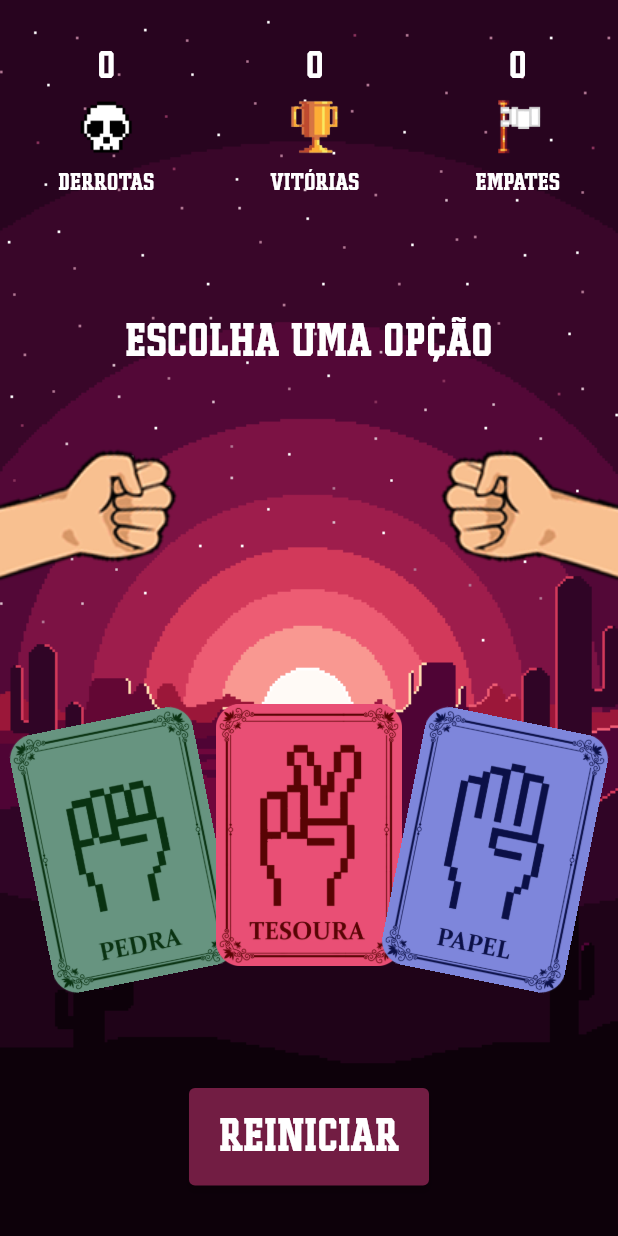
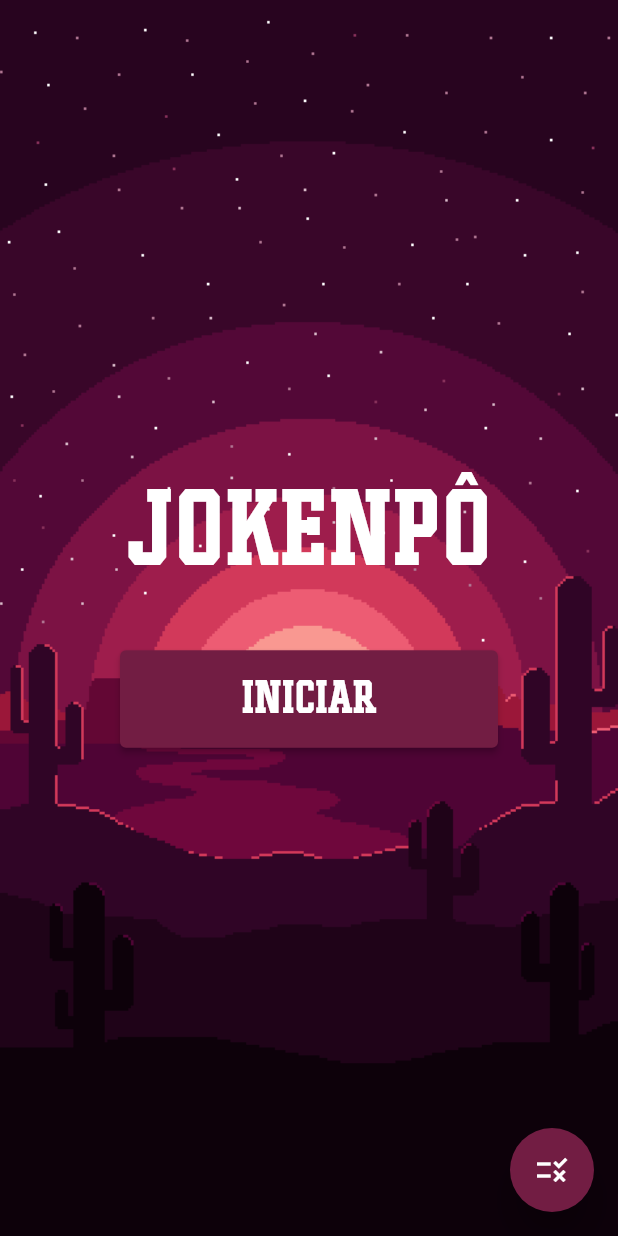
Before and after one commit to ed-morais/flutter_jokenpo, a Flutter app: the JokenpoGame screen opened directly, after a tap on "REINICIAR", on a phone screen of 412 x 824 dp. Run offline on Flutter 3.47's test engine with Material 2 defaults, Android fonts, the phone set to English and light mode, and no system bars; our stand-ins replace audioplayers.

Commit message:
home page implementation

```diff
--- /dev/null
+++ b/lib/constants/rules.dart
@@ -0,0 +1,10 @@
+class Rules {
+  static const Map<int, String> rules = {
+    1: 'Jokenpô é um jogo em que as pessoas jogam com as mãos',
+    2: 'As escolhas são entre pedra, papel e tesoura.',
+    3: 'A tesoura corta o papel, mas quebra com a pedra',
+    4: 'O papel embrulha a pedra, mas é cortado pela tesoura',
+    5: 'A pedra quebra a tesoura e é embrulhada pelo papel.',
+    6: 'Os jogadores não podem repetir o mesmo movimento duas vezes consecutivas'
+  };
+}
--- a/lib/main.dart
+++ b/lib/main.dart
@@ -1,6 +1,7 @@
 import 'package:flutter/material.dart';
 
-import 'app/jokenpo_game.dart';
+import 'pages/home_page.dart';
+// import 'pages/jokenpo_game.dart';
 
 void main() {
   runApp(const MyApp());
@@ -17,7 +18,7 @@ class MyApp extends StatelessWidget {
       //   useMaterial3: true,
       // ),
       title: 'JOKENPO',
-      home: JokenpoGame(),
+      home: HomePage(),
     );
   }
 }
--- /dev/null
+++ b/lib/pages/home_page.dart
@@ -0,0 +1,111 @@
+import 'package:flutter/material.dart';
+
+import '../constants/const.dart';
+import '../constants/rules.dart';
+import '../widgets/button.dart';
+import 'jokenpo_game.dart';
+
+class HomePage extends StatelessWidget {
+  const HomePage({super.key});
+
+  @override
+  Widget build(BuildContext context) {
+    return Scaffold(
+      floatingActionButton: FloatingActionButton(
+        elevation: 10,
+        backgroundColor: const Color(0xff721d43),
+        child: const Icon(Icons.rule),
+        onPressed: () {
+          showDialog(
+            context: context,
+            builder: (context) {
+              List<Widget> ruleWidgets = [];
+
+              Rules.rules.forEach((key, value) {
+                ruleWidgets.add(
+                  ListTile(
+                    title: Text(
+                      'Regra $key:',
+                      style: kScoreDescriptionTextStyle.copyWith(
+                          color: Colors.black),
+                    ),
+                    subtitle: Text(
+                      value,
+                      style: kScoreDescriptionTextStyle.copyWith(
+                        fontSize: 12,
+                        color: Colors.black,
+                      ),
+                    ),
+                  ),
+                );
+              });
+
+              return AlertDialog(
+                title: Text(
+                  'REGRAS',
+                  textAlign: TextAlign.center,
+                  style:
+                      kScoreDescriptionTextStyle.copyWith(color: Colors.black),
+                ),
+                content: Column(
+                  crossAxisAlignment: CrossAxisAlignment.start,
+                  children: ruleWidgets,
+                ),
+                actions: <Widget>[
+                  TextButton(
+                    onPressed: () => Navigator.pop(context, 'OK'),
+                    child: const Text(
+                      'OK',
+                      style: TextStyle(color: Color(0xff721d43)),
+                    ),
+                  ),
+                ],
+              );
+            },
+          );
+        },
+      ),
+      body: Stack(
+        children: [
+          Container(
+            decoration: const BoxDecoration(
+              image: DecorationImage(
+                image: AssetImage("assets/images/background.png"),
+                fit: BoxFit.cover,
+              ),
+            ),
+          ),
+          Center(
+            child: Column(
+              mainAxisAlignment: MainAxisAlignment.center,
+              children: [
+                Text(
+                  'JOKENPÔ',
+                  style: kPlayerLarge.copyWith(
+                    // #e94f75
+                    // #679480
+                    fontSize: 70,
+                  ),
+                ),
+                const SizedBox(
+                  height: 50,
+                ),
+                Button(
+                  text: 'INICIAR',
+                  onPressed: () {
+                    Navigator.push(
+                      context,
+                      MaterialPageRoute(
+                        builder: (context) => const JokenpoGame(),
+                      ),
+                    );
+                  },
+                ),
+              ],
+            ),
+          )
+        ],
+      ),
+    );
+  }
+}
--- a/lib/app/jokenpo_game.dart
+++ b/lib/pages/jokenpo_game.dart
@@ -18,8 +18,8 @@ class JokenpoGame extends StatefulWidget {
 }
 
 class _JokenpoGameState extends State<JokenpoGame> {
-  String _imgComputer = "assets/images/handRock_left.png";
-  String _imgMoveUser = "assets/images/handRock_right.png";
+  String _imgMoveUser = "assets/images/handRock_left.png";
+  String _imgComputer = "assets/images/handRock_right.png";
   String cardPaper = kcardPaperPath;
   String cardRock = kcardRockPath;
   String cardScissors = kcardScissorsPath;
@@ -46,7 +46,7 @@ class _JokenpoGameState extends State<JokenpoGame> {
     switch (userMove) {
       case "pedra":
         setState(() {
-          _imgMoveUser = "assets/images/handRock_right.png";
+          _imgMoveUser = "assets/images/handRock_left.png";
           cardRock = kcardRockBlockedPath;
           cardPaper = kcardPaperPath;
           cardScissors = kcardScissorsPath;
@@ -54,7 +54,7 @@ class _JokenpoGameState extends State<JokenpoGame> {
         break;
       case "papel":
         setState(() {
-          _imgMoveUser = "assets/images/handPaper_right.png";
+          _imgMoveUser = "assets/images/handPaper_left.png";
           cardRock = kcardRockPath;
           cardPaper = kcardPaperBlockedPath;
           cardScissors = kcardScissorsPath;
@@ -62,30 +62,33 @@ class _JokenpoGameState extends State<JokenpoGame> {
         break;
       case "tesoura":
         setState(() {
-          _imgMoveUser = "assets/images/handScissors_right.png";
+          _imgMoveUser = "assets/images/handScissors_left.png";
           cardRock = kcardRockPath;
           cardPaper = kcardPaperPath;
           cardScissors = kcardScissorsBlockedPath;
         });
     }
     int number = Random().nextInt(3);
+    // while (number == 2) {
+    //   number = Random().nextInt(3);
+    // }
 
     var computerMove = moves[number];
 
     switch (computerMove) {
       case "pedra":
         setState(() {
-          _imgComputer = "assets/images/handRock_left.png";
+          _imgComputer = "assets/images/handRock_right.png";
         });
         break;
       case "papel":
         setState(() {
-          _imgComputer = "assets/images/handPaper_left.png";
+          _imgComputer = "assets/images/handPaper_right.png";
         });
         break;
       case "tesoura":
         setState(() {
-          _imgComputer = "assets/images/handScissors_left.png";
+          _imgComputer = "assets/images/handScissors_right.png";
         });
     }
 
@@ -116,6 +119,7 @@ class _JokenpoGameState extends State<JokenpoGame> {
     return Scaffold(
       // appBar: AppBar(
       //   title: const Text('JOKENPÔ'),
+      //   backgroundColor: const Color.fromARGB(0, 114, 29, 67),
       //   centerTitle: true,
       // ),
       // backgroundColor: const Color(0xffF7F7F7),
@@ -132,7 +136,7 @@ class _JokenpoGameState extends State<JokenpoGame> {
           SafeArea(
             child: Column(
               // crossAxisAlignment: CrossAxisAlignment.stretch,
-              mainAxisAlignment: MainAxisAlignment.spaceEvenly,
+              mainAxisAlignment: MainAxisAlignment.spaceAround,
               children: [
                 Row(
                   // mainAxisAlignment: MainAxisAlignment.spaceEvenly,
@@ -155,28 +159,53 @@ class _JokenpoGameState extends State<JokenpoGame> {
                     ),
                   ],
                 ),
-                const SizedBox(height: 20),
+                // const SizedBox(height: 20),
                 Text(
                   phrase,
                   style: kPlayerLarge,
                   textAlign: TextAlign.center,
                 ),
+
                 Row(
                   mainAxisAlignment: MainAxisAlignment.spaceBetween,
                   children: [
+                    Flexible(
+                      child: Image.asset(
+                        _imgMoveUser,
+                        // width: 150.0,
+                      ),
+                    ),
                     Flexible(
                       child: Image.asset(
                         _imgComputer,
                         // width: 150.0,
                       ),
                     ),
-                    Flexible(
-                      child: Image.asset(
-                        _imgMoveUser,
-                        // width: 150.0,
+                  ],
+                ),
+                Padding(
+                  padding:
+                      const EdgeInsetsDirectional.symmetric(horizontal: 30),
+                  child: Row(
+                    mainAxisAlignment: MainAxisAlignment.spaceBetween,
+                    children: [
+                      Text(
+                        'VOCÊ',
+                        style:
+                            kScoreDescriptionTextStyle.copyWith(fontSize: 25),
                       ),
-                    ),
-                  ],
+                      Text(
+                        'X',
+                        style:
+                            kScoreDescriptionTextStyle.copyWith(fontSize: 25),
+                      ),
+                      Text(
+                        'ROBÔ',
+                        style:
+                            kScoreDescriptionTextStyle.copyWith(fontSize: 25),
+                      ),
+                    ],
+                  ),
                 ),
                 Padding(
                   padding:
--- /dev/null
+++ b/lib/widgets/button.dart
@@ -0,0 +1,44 @@
+import 'package:flutter/material.dart';
+
+import '../constants/const.dart';
+
+class Button extends StatelessWidget {
+  final String text;
+  final void Function() onPressed;
+  const Button({
+    super.key,
+    required this.text,
+    required this.onPressed,
+  });
+
+  @override
+  Widget build(BuildContext context) {
+    return Container(
+      margin: const EdgeInsetsDirectional.symmetric(horizontal: 80),
+      child: ElevatedButton(
+          style: ElevatedButton.styleFrom(
+            backgroundColor: const Color(0xff721d43),
+            padding: const EdgeInsets.all(20),
+          ),
+          onPressed: onPressed,
+          // onPressed: () =>
+          //     Navigator.of(context).pushNamedAndRemoveUntil('/', (route) => false),
+          child: Row(
+            mainAxisAlignment: MainAxisAlignment.center,
+            children: [
+              Text(
+                text,
+                style: kPlayerLarge.copyWith(
+                  color: Colors.white,
+                ),
+              ),
+              // const Icon(
+              //   Icons.play_arrow,
+              //   color: Colors.white,
+              //   size: 40.0,
+              // ),
+            ],
+          )),
+    );
+  }
+}
--- a/lib/widgets/score_widget.dart
+++ b/lib/widgets/score_widget.dart
@@ -18,19 +18,24 @@ class ScoreWidget extends StatelessWidget {
     return Column(
       mainAxisAlignment: MainAxisAlignment.spaceEvenly,
       children: [
+        Row(
+          children: [
+            Image.asset(
+              imgPath,
+              width: 40.0,
+            ),
+            const SizedBox(
+              width: 10,
+            ),
+            Column(
+              crossAxisAlignment: CrossAxisAlignment.start,
+              children: [
                 Text(
                   score.toString(),
                   style: kScoreNumberTextStyle,
                 ),
                 const SizedBox(
-          height: 10,
-        ),
-        Image.asset(
-          imgPath,
-          width: 40.0,
-        ),
-        const SizedBox(
-          height: 10,
+                  height: 5,
                 ),
                 Text(
                   scoreDescription,
@@ -38,6 +43,10 @@ class ScoreWidget extends StatelessWidget {
                   textAlign: TextAlign.center,
                 ),
               ],
+            )
+          ],
+        ),
+      ],
     );
   }
 }
```
Also changed, not shown: assets/images/handScissors_rigt.png (added), 1 other file. Lines whose indentation alone changed are shown as unchanged.
